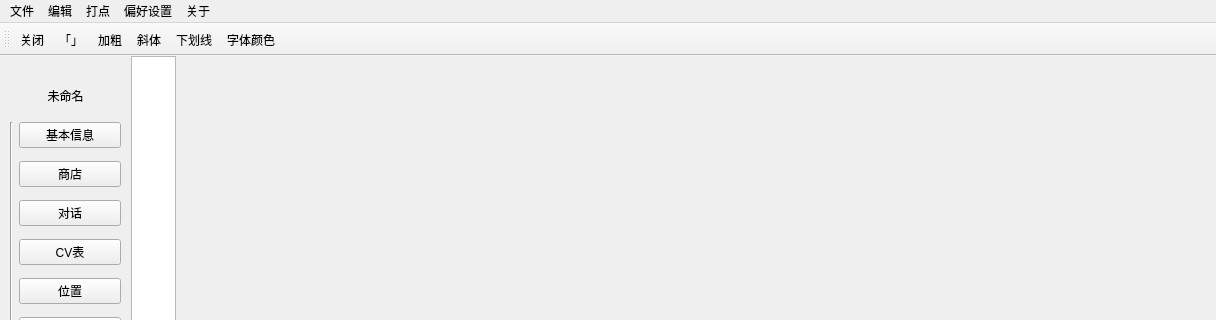
Before: the Qt Designer form Visual-Editor/mainwindow.ui in Marcus-P-114514/Genshin-Impact-BWiKi-NPC-Editor, drawn with Qt 5; both pictures show x 0 to 1216 and y 0 to 320 of the 1216 by 736 pixel window.
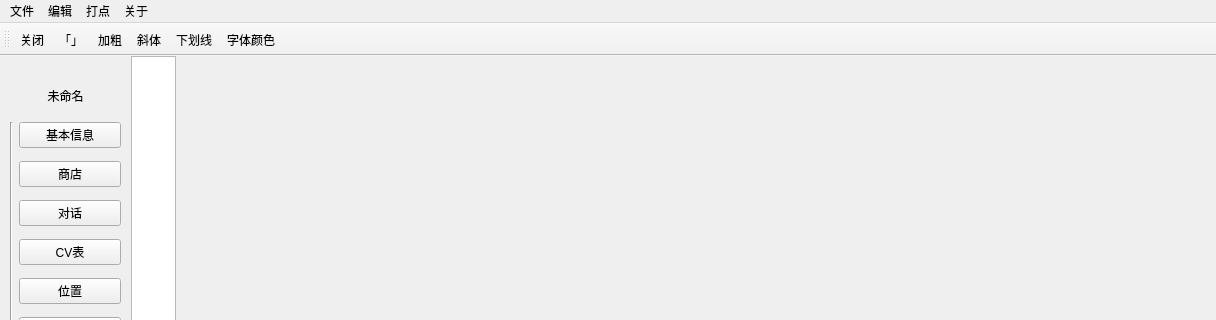
After: the same form once the commit is applied.

The edit to the form file:
```diff
--- a/Visual-Editor/mainwindow.ui
+++ b/Visual-Editor/mainwindow.ui
@@ -2428,12 +2428,6 @@
     <addaction name="release_to_WIKI"/>
     <addaction name="insert_templates"/>
    </widget>
-   <widget class="QMenu" name="menu_2">
-    <property name="title">
-     <string>偏好设置</string>
-    </property>
-    <addaction name="action_placeholder"/>
-   </widget>
    <widget class="QMenu" name="menu_3">
     <property name="title">
      <string>关于</string>
@@ -2449,7 +2443,6 @@
    <addaction name="menuqqq"/>
    <addaction name="menu"/>
    <addaction name="menu_4"/>
-   <addaction name="menu_2"/>
    <addaction name="menu_3"/>
   </widget>
   <widget class="QToolBar" name="quickinsert">
```
Left out of the diff: 39 changed lines with no effect on the pictures.
